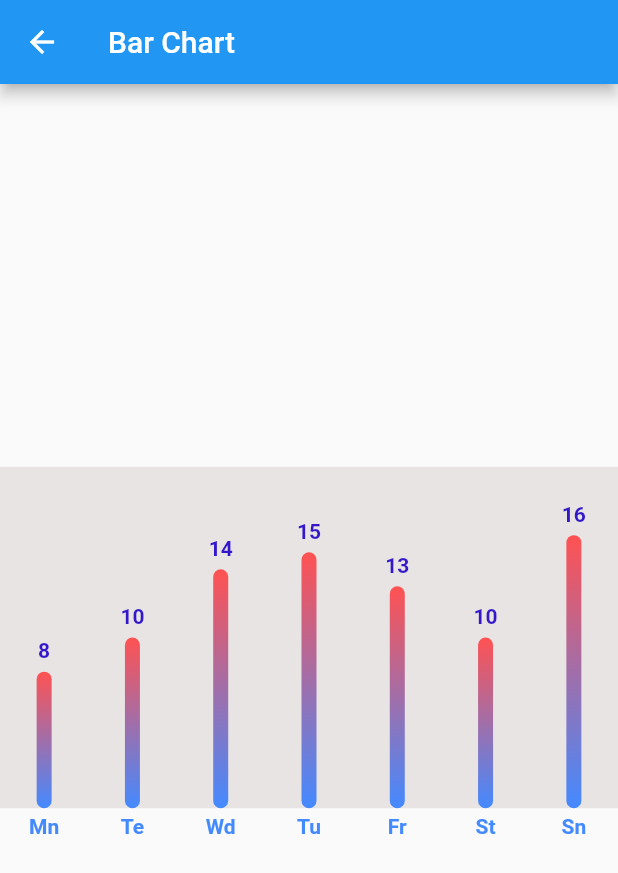
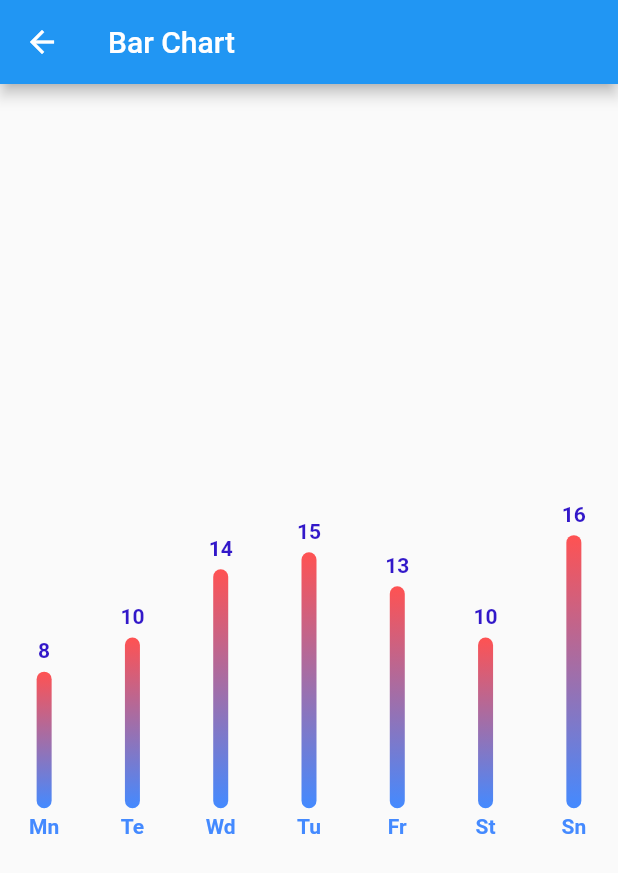
Before and after one commit to Camille-hy/flutter-fl_charts, a Flutter app: the BarChartExample screen opened directly, on a phone screen of 412 x 824 dp. Shown: the top 873 px of the screen. Run offline on Flutter 3.47's test engine with Material 2 defaults, Android fonts, the phone set to English and light mode, and no system bars; drawn by our look-alikes of fl_chart.

Commit message:
updated barchart

```diff
--- a/lib/barchart.dart
+++ b/lib/barchart.dart
@@ -25,7 +25,6 @@ class _BarChartExampleState extends State<BarChartExample> {
               gridData: const FlGridData(show: false),
               alignment: BarChartAlignment.spaceAround,
               maxY: 20,
-              backgroundColor: Color.fromARGB(255, 233, 228, 228)
             ),
           ),
         ),
@@ -34,7 +33,7 @@ class _BarChartExampleState extends State<BarChartExample> {
     }
 
     BarTouchData get barTouchData => BarTouchData(
-      enabled: false,
+      // enabled: true,
       touchTooltipData: BarTouchTooltipData(
         tooltipBgColor: Colors.transparent,
         tooltipPadding: EdgeInsets.zero,
@@ -124,7 +123,6 @@ class _BarChartExampleState extends State<BarChartExample> {
       colors: [
         Colors.blueAccent,
         Colors.redAccent,
-
       ],
       begin: Alignment.bottomCenter,
       end: Alignment.topCenter,
```
